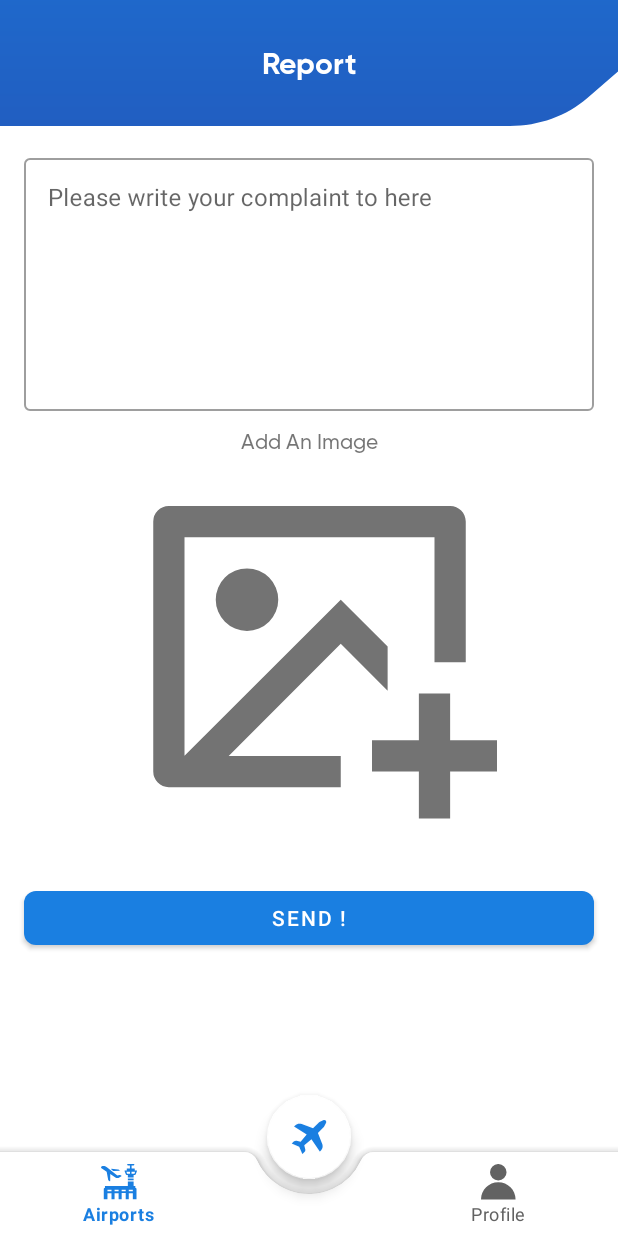
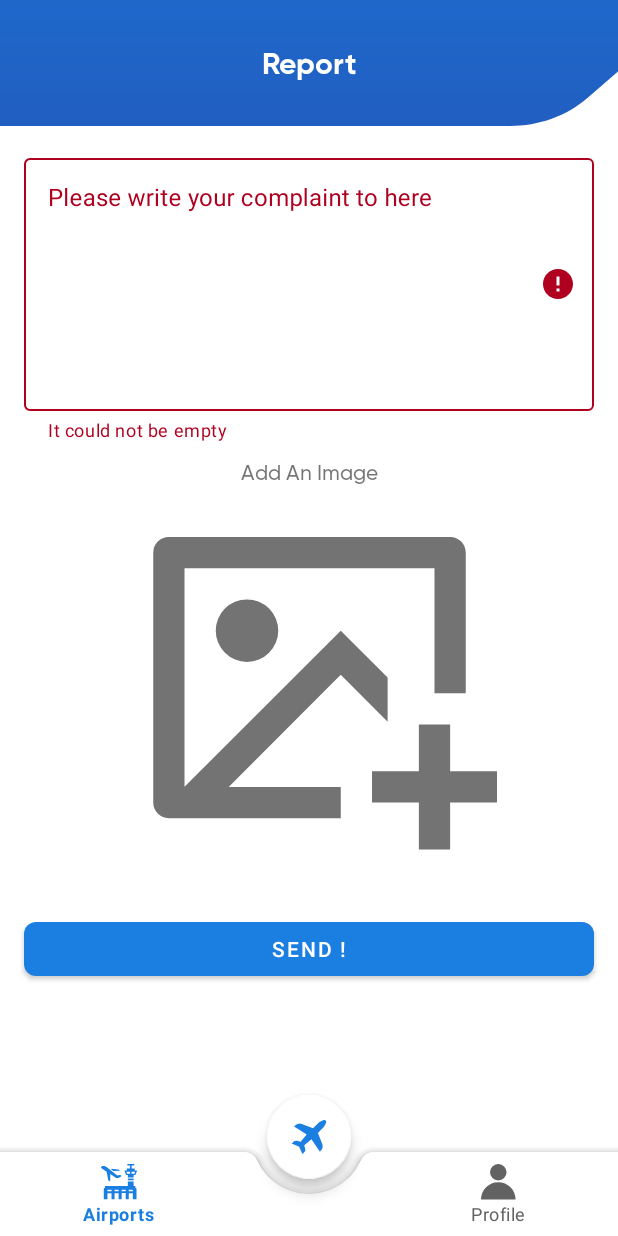
Before and after one commit to emre-ozcan/Flight-App, an Android app: the fragment ReportFragment placed in its activity, after a tap on "SEND !", on a phone screen of 412 x 824 dp. Run offline under Robolectric (Android 15) with nearby library versions, the phone set to English and light mode, and no system bars; our stand-ins replace Firebase (no records; nobody signed in at launch, a user with empty details on screens opened directly), navigation-ui; libraries missing offline, so code that uses them is left out: com.karumi.dexter, ja.burhanrashid52.photoeditor; 6 statements that could not run were skipped.

Commit message:
Mutli Language Updated

```diff
--- a/app/src/main/java/com/emreozcan/flightapp/ui/fragments/report/ReportFragment.kt
+++ b/app/src/main/java/com/emreozcan/flightapp/ui/fragments/report/ReportFragment.kt
@@ -18,6 +18,7 @@ import androidx.activity.result.ActivityResultLauncher
 import androidx.activity.result.contract.ActivityResultContracts
 import androidx.core.content.res.ResourcesCompat
 import androidx.core.view.isVisible
+import androidx.core.widget.doOnTextChanged
 import androidx.fragment.app.viewModels
 import androidx.navigation.fragment.navArgs
 import com.emreozcan.flightapp.R
@@ -63,6 +64,14 @@ class ReportFragment : Fragment(), PermissionListener {
                 .withListener(this).check()
         }
 
+        binding.editTextReport.doOnTextChanged { text, _, _, _ ->
+            if (text?.length == 0){
+                binding.textInputLayoutReport.error = getString(R.string.empty_edittext)
+            }else{
+                binding.textInputLayoutReport.isErrorEnabled = false
+            }
+        }
+
         binding.buttonSendReport.setOnClickListener {
             val complaint = binding.editTextReport.text.toString().trim()
             if (complaint.isNotEmpty()) {
@@ -71,6 +80,8 @@ class ReportFragment : Fragment(), PermissionListener {
                 }else{
                     mainViewModel.sendReport(null, args.currentUser, complaint, this)
                 }
+            }else{
+                binding.textInputLayoutReport.error = getString(R.string.empty_edittext)
             }
         }
 
--- a/app/src/main/java/com/emreozcan/flightapp/viewmodel/MainViewModel.kt
+++ b/app/src/main/java/com/emreozcan/flightapp/viewmodel/MainViewModel.kt
@@ -148,7 +148,7 @@ class MainViewModel(application: Application) : AndroidViewModel(application) {
                         database.collection(FIREBASE_COLLECTION_REPORT).add(Report(user.userName,user.userSurname
                             ,user.userEmail,imageUrl,complaint)).addOnSuccessListener {
 
-                            Toast.makeText(fragment.context,"Succesfully Sent",Toast.LENGTH_LONG).show()
+                            Toast.makeText(fragment.context,fragment.context?.getString(R.string.succesfully_sent),Toast.LENGTH_LONG).show()
                             fragment.findNavController().navigate(R.id.action_reportFragment_to_action_profile)
 
                         }.addOnFailureListener { exception ->
@@ -161,7 +161,7 @@ class MainViewModel(application: Application) : AndroidViewModel(application) {
             database.collection(FIREBASE_COLLECTION_REPORT).add(Report(user.userName,user.userSurname
                 ,user.userEmail,imageUrl,complaint)).addOnSuccessListener {
 
-                Toast.makeText(fragment.context,"Succesfully Sent",Toast.LENGTH_LONG).show()
+                Toast.makeText(fragment.context,fragment.context?.getString(R.string.succesfully_sent),Toast.LENGTH_LONG).show()
                 fragment.findNavController().navigate(R.id.action_reportFragment_to_action_profile)
 
             }.addOnFailureListener { exception ->
@@ -180,7 +180,7 @@ class MainViewModel(application: Application) : AndroidViewModel(application) {
     ) {
         auth.createUserWithEmailAndPassword(email, password).addOnCompleteListener { task ->
             if (task.isSuccessful) {
-                Toast.makeText(fragment.context, "Succesfully Signup !", Toast.LENGTH_LONG).show()
+                Toast.makeText(fragment.context, fragment.context?.getString(R.string.succesfully_signup), Toast.LENGTH_LONG).show()
                 val f1 =
                     Flights("Turkish Airlines", "09:45;11:45", "20", "Hour", "TK1919", "SAW,SZF")
                 val f2 = Flights("Pegasus", "08:50;12:45", "10", "Hour", "TK9876", "ABC,DEF")
--- a/app/src/main/res/layout/fragment_report.xml
+++ b/app/src/main/res/layout/fragment_report.xml
@@ -30,10 +30,11 @@
     </androidx.appcompat.widget.Toolbar>
 
     <com.google.android.material.textfield.TextInputLayout
-        android:id="@+id/textInputLayout"
+        android:id="@+id/textInputLayoutReport"
         style="@style/Widget.MaterialComponents.TextInputLayout.OutlinedBox"
         android:layout_width="0dp"
         android:layout_height="wrap_content"
+        app:errorEnabled="true"
         android:layout_marginStart="16dp"
         android:layout_marginTop="16dp"
         android:layout_marginEnd="16dp"
@@ -58,7 +59,7 @@
         android:src="@drawable/ic_image_placeholder"
         app:layout_constraintEnd_toEndOf="parent"
         app:layout_constraintStart_toStartOf="parent"
-        app:layout_constraintTop_toBottomOf="@+id/textInputLayout" />
+        app:layout_constraintTop_toBottomOf="@+id/textInputLayoutReport" />
 
     <Button
         android:id="@+id/buttonSendReport"
@@ -67,8 +68,8 @@
         android:layout_marginTop="32dp"
         android:text="@string/send"
         app:cornerRadius="8dp"
-        app:layout_constraintEnd_toEndOf="@+id/textInputLayout"
-        app:layout_constraintStart_toStartOf="@+id/textInputLayout"
+        app:layout_constraintEnd_toEndOf="@+id/textInputLayoutReport"
+        app:layout_constraintStart_toStartOf="@+id/textInputLayoutReport"
         app:layout_constraintTop_toBottomOf="@+id/imageViewReport" />
 
     <TextView
@@ -80,8 +81,8 @@
         android:fontFamily="@font/gilroy_medium"
         android:text="@string/add_an_image"
         app:layout_constraintBottom_toTopOf="@+id/imageViewReport"
-        app:layout_constraintEnd_toEndOf="@+id/textInputLayout"
-        app:layout_constraintStart_toStartOf="@+id/textInputLayout"
-        app:layout_constraintTop_toBottomOf="@+id/textInputLayout" />
+        app:layout_constraintEnd_toEndOf="@+id/textInputLayoutReport"
+        app:layout_constraintStart_toStartOf="@+id/textInputLayoutReport"
+        app:layout_constraintTop_toBottomOf="@+id/textInputLayoutReport" />
 
 </androidx.constraintlayout.widget.ConstraintLayout>
--- a/app/src/main/res/values/strings.xml
+++ b/app/src/main/res/values/strings.xml
@@ -67,4 +67,7 @@
     <string name="report">Report</string>
     <string name="please_write_your_complaint_to_here">Please write your complaint to here</string>
     <string name="add_an_image">Add An Image</string>
+    <string name="empty_edittext">It could not be empty</string>
+    <string name="succesfully_signup">Succesfully Signup !</string>
+    <string name="succesfully_sent">Succesfully Sent</string>
 </resources>
```
Also changed, not shown: 1 other file.
